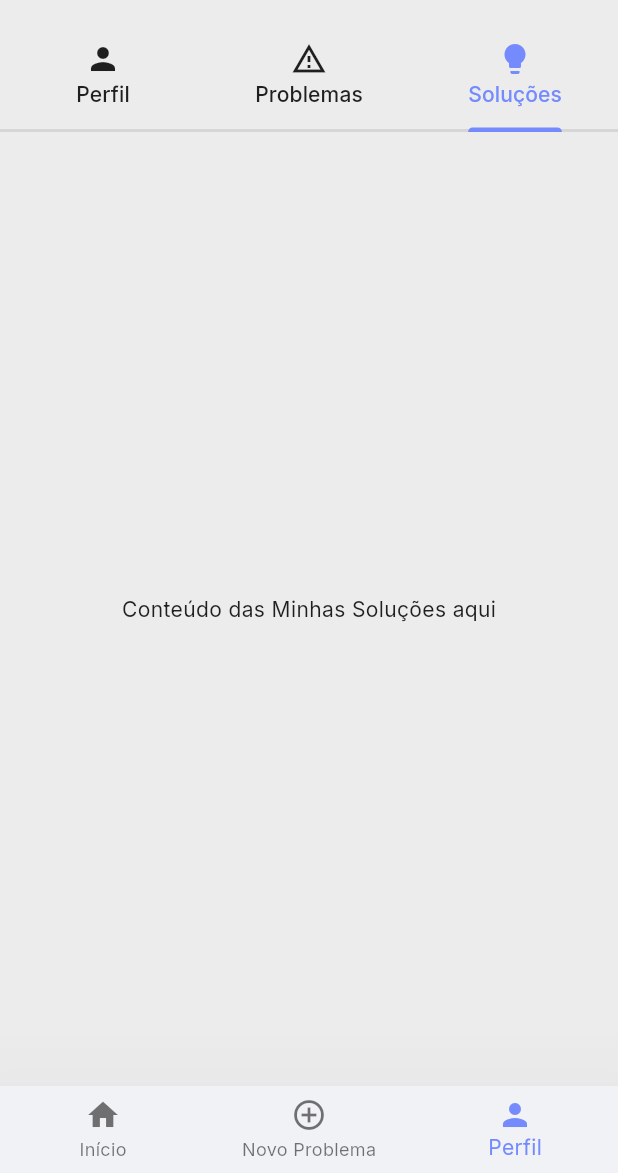
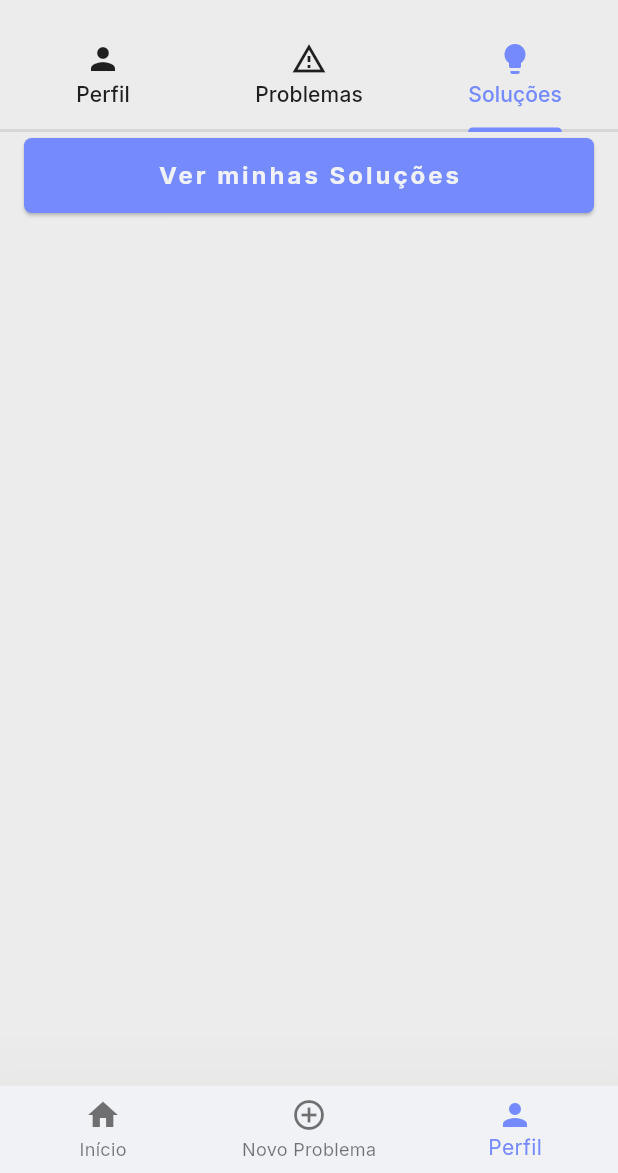
Before and after one commit to italomsilva/resolution_app, a Flutter app: the MyProfilePage screen opened by its route, tab 3 chosen, on a phone screen of 412 x 824 dp, the part 63-1236 px from its top. Run offline on Flutter 3.47's test engine with Material 3 defaults, Android fonts, the phone set to English and light mode, and no system bars; our stand-ins replace fl_chart, flutter_dotenv, go_router, google_fonts, shared_preferences; accounts and stored records are empty.

Commit message:
feat solution section

```diff
--- a/lib/app.dart
+++ b/lib/app.dart
@@ -5,6 +5,7 @@ import 'package:resolution_app/app_router.dart';
 import 'package:resolution_app/app_theme.dart';
 import 'package:resolution_app/presentation/auth/controllers/auth_controller.dart';
 import 'package:resolution_app/repositories/problem_repository.dart';
+import 'package:resolution_app/repositories/solution_repository.dart';
 import 'package:resolution_app/repositories/user_repository.dart';
 
 
@@ -29,6 +30,7 @@ class _AppState extends State<App> {
       providers: [
         Provider<UserRepository>(create: (_) => UserRepository()),
         Provider<ProblemRepository>(create: (_) => ProblemRepository()),
+        Provider<SolutionRepository>(create: (_) => SolutionRepository()),
         ChangeNotifierProvider<AuthController>(
           create: (context) => AuthController(
             Provider.of<UserRepository>(context, listen: false),
--- a/lib/app_router.dart
+++ b/lib/app_router.dart
@@ -14,6 +14,7 @@ import 'package:resolution_app/presentation/problems/pages/add_problem_page.dart
 import 'package:resolution_app/presentation/problems/pages/home_problems_page.dart';
 import 'package:resolution_app/presentation/splash/splash_screen.dart';
 import 'package:resolution_app/repositories/problem_repository.dart';
+import 'package:resolution_app/repositories/solution_repository.dart';
 import 'package:resolution_app/repositories/user_repository.dart';
 import 'package:shared_preferences/shared_preferences.dart';
 import 'package:provider/provider.dart';
@@ -122,6 +123,7 @@ class AppRouter {
                             context,
                             listen: false,
                           ),
+                          Provider.of<SolutionRepository>(context, listen: false),
                         );
                         controller.loadProfileData();
                         return controller;
--- a/lib/app_theme.dart
+++ b/lib/app_theme.dart
@@ -62,6 +62,7 @@ class AppTheme {
       shadowColor: const Color.fromARGB(57, 0, 0, 0),
       shape: RoundedRectangleBorder(borderRadius: BorderRadius.circular(12.0)),
     ),
+    dividerTheme: DividerThemeData(color: neutralColor, thickness: 2),
     inputDecorationTheme: InputDecorationTheme(
       enabledBorder: OutlineInputBorder(
         borderRadius: BorderRadius.circular(12.0),
--- /dev/null
+++ b/lib/dto/solution/get_my_solutions_response.dart
@@ -0,0 +1,51 @@
+class GetMySolutionsResponseDto {
+  final String id;
+  final String title;
+  final String description;
+  final bool approved;
+  final DateTime createdAt;
+  final String problemId;
+  final String problemTitle;
+  final int likes;
+  final int dislikes;
+
+  GetMySolutionsResponseDto({
+    required this.id,
+    required this.title,
+    required this.description,
+    required this.approved,
+    required this.createdAt,
+    required this.problemId,
+    required this.problemTitle,
+    required this.likes,
+    required this.dislikes,
+  });
+
+  factory GetMySolutionsResponseDto.fromJson(Map<String, dynamic> json) {
+    return GetMySolutionsResponseDto(
+      id: json['id'] as String,
+      title: json['title'] as String,
+      description: json['description'] as String,
+      approved: json['approved'] as bool,
+      createdAt: DateTime.parse(json['created_at'] as String),
+      problemId: json['problem_id'] as String,
+      problemTitle: json['problem_title'] as String,
+      likes: json['likes'] as int,
+      dislikes: json['dislikes'] as int,
+    );
+  }
+
+  Map<String, dynamic> toJson() {
+    return {
+      'id': id,
+      'title': title,
+      'description': description,
+      'approved': approved,
+      'created_at': createdAt.toIso8601String(),
+      'problem_id': problemId,
+      'problem_title': problemTitle,
+      'likes': likes,
+      'dislikes': dislikes,
+    };
+  }
+}
--- a/lib/mocks/get_home_problems_response.dart
+++ b/lib/mocks/get_home_problems_response.dart
@@ -1,4 +1,4 @@
-import 'package:resolution_app/dtos/problems/get_home_problems_response.dart';
+import 'package:resolution_app/dto/problem/get_home_problems_response.dart';
 import 'package:resolution_app/models/enums/problem_status.dart';
 
 List<GetHomeProblemsResponseDto> getMockHomeProblems() {
--- a/lib/models/problems.dart
+++ b/lib/models/problems.dart
@@ -42,54 +42,4 @@ class Problem {
       'user_id': userId,
     };
   }
-
-  Problem copyWith({
-    String? id,
-    String? title,
-    String? description,
-    String? location,
-    ProblemStatus? status,
-    DateTime? createdAt,
-    String? userId,
-  }) {
-    return Problem(
-      id: id ?? this.id,
-      title: title ?? this.title,
-      description: description ?? this.description,
-      location: location ?? this.location,
-      status: status ?? this.status,
-      createdAt: createdAt ?? this.createdAt,
-      userId: userId ?? this.userId,
-    );
-  }
-
-  @override
-  String toString() {
-    return 'Problem(id: $id, title: $title, description: $description, location: $location, status: ${status.value}, createdAt: $createdAt, userId: $userId)';
-  }
-
-  @override
-  bool operator ==(Object other) {
-    if (identical(this, other)) return true;
-
-    return other is Problem &&
-        other.id == id &&
-        other.title == title &&
-        other.description == description &&
-        other.location == location &&
-        other.status == status &&
-        other.createdAt == createdAt &&
-        other.userId == userId;
-  }
-
-  @override
-  int get hashCode {
-    return id.hashCode ^
-        title.hashCode ^
-        description.hashCode ^
-        location.hashCode ^
-        status.hashCode ^
-        createdAt.hashCode ^
-        userId.hashCode;
-  }
 }
--- /dev/null
+++ b/lib/models/solution.dart
@@ -0,0 +1,47 @@
+class Solution {
+  final String id;
+  final String title;
+  final String description;
+  final double estimatedCost;
+  final bool approved;
+  final DateTime createdAt;
+  final String problemId;
+  final String userId;
+
+  Solution({
+    required this.id,
+    required this.title,
+    required this.description,
+    required this.estimatedCost,
+    required this.approved,
+    required this.createdAt,
+    required this.problemId,
+    required this.userId,
+  });
+
+  factory Solution.fromJson(Map<String, dynamic> json) {
+    return Solution(
+      id: json['id'] as String,
+      title: json['title'] as String,
+      description: json['description'] as String,
+      estimatedCost: json['estimated_cost'] as double,
+      approved: json['approved'] as bool,
+      createdAt: json['created_at'] as DateTime,
+      problemId: json['problem_id'] as String,
+      userId: json['user_id'] as String,
+    );
+  }
+
+  Map<String, dynamic> toJson() {
+    return {
+      'id': id,
+      'title': title,
+      'description': description,
+      'estimated_cost': estimatedCost,
+      'approved': approved,
+      'created_at': createdAt,
+      'problem_id': problemId,
+      'user_id': userId,
+    };
+  }
+}
--- a/lib/presentation/auth/controllers/my_profile_controller.dart
+++ b/lib/presentation/auth/controllers/my_profile_controller.dart
@@ -1,21 +1,25 @@
 import 'package:flutter/material.dart';
+import 'package:resolution_app/dto/solution/get_my_solutions_response.dart';
 import 'package:resolution_app/mocks/problems_count.dart';
 import 'package:resolution_app/models/enums/profile_type.dart';
 import 'package:resolution_app/models/problems.dart';
 import 'package:resolution_app/models/user.dart';
 import 'package:resolution_app/presentation/auth/controllers/auth_controller.dart';
 import 'package:resolution_app/repositories/problem_repository.dart';
+import 'package:resolution_app/repositories/solution_repository.dart';
 import 'package:resolution_app/repositories/user_repository.dart';
 
 class MyProfileController extends ChangeNotifier {
   final AuthController _authController;
   final UserRepository _userRepository;
   final ProblemRepository _problemRepository;
+  final SolutionRepository _solutionRepository;
   final List<ProblemStatusChartData> dataProblem = getMockProblemChartData();
   MyProfileController(
     this._authController,
     this._userRepository,
     this._problemRepository,
+    this._solutionRepository,
   );
 
   User? _user;
@@ -27,6 +31,9 @@ class MyProfileController extends ChangeNotifier {
 
   List<Problem>? _problems;
   List<Problem>? get problems => _problems;
+
+  List<GetMySolutionsResponseDto>? _solutions;
+  List<GetMySolutionsResponseDto>? get solutions => _solutions;
 
   TextEditingController nameController = TextEditingController();
   TextEditingController documentController = TextEditingController();
@@ -68,6 +75,16 @@ class MyProfileController extends ChangeNotifier {
 
   bool _seeProblems = false;
   bool get seeProblems => _seeProblems;
+
+  bool _solutionsLoading = false;
+  bool get solutionsLoading => _solutionsLoading;
+  void setSolutionsLoading(value) {
+    _solutionsLoading = value;
+    notifyListeners();
+  }
+
+  bool _seeSolutions = false;
+  bool get seeSolutions => _seeSolutions;
 
   Future<User> loadProfileData() async {
     final user = await _authController.currentUser;
@@ -113,7 +130,20 @@ class MyProfileController extends ChangeNotifier {
     notifyListeners();
   }
 
+  void handleSeeSolutions() async {
+    setSolutionsLoading(true);
+    final List<GetMySolutionsResponseDto> solutions = await _solutionRepository
+        .fetchMySolutions();
+    _solutions = solutions;
+    notifyListeners();
+    setSolutionsLoading(false);
+    _seeSolutions = true;
+    notifyListeners();
+  }
+
   void deleteProblem() {}
 
-  void handleRefresh(int value){}
+  void deleteSolution() {}
+
+  void handleRefresh(int value) {}
 }
--- a/lib/presentation/auth/pages/my_profile_page.dart
+++ b/lib/presentation/auth/pages/my_profile_page.dart
@@ -2,8 +2,9 @@ import 'package:flutter/material.dart';
 import 'package:provider/provider.dart';
 import 'package:resolution_app/app_theme.dart';
 import 'package:resolution_app/presentation/auth/controllers/my_profile_controller.dart';
-import 'package:resolution_app/presentation/auth/widgets/my_problems_sectioon.dart';
+import 'package:resolution_app/presentation/auth/widgets/my_problems_section.dart';
 import 'package:resolution_app/presentation/auth/widgets/my_profile_section.dart';
+import 'package:resolution_app/presentation/auth/widgets/my_solutions_section.dart';
 
 class MyProfilePage extends StatefulWidget {
   const MyProfilePage({super.key});
@@ -59,7 +60,7 @@ class _MyProfilePageState extends State<MyProfilePage> {
                   children: const [
                     MyProfileSection(),
                     MyProblemsSection(),
-                    Center(child: Text("Conteúdo das Minhas Soluções aqui")),
+                    MySolutionsSection(),
                   ],
                 ),
               ),
--- a/lib/presentation/auth/widgets/my_profile_section.dart
+++ b/lib/presentation/auth/widgets/my_profile_section.dart
@@ -102,7 +102,9 @@ class _MyProfileSectionState extends State<MyProfileSection> {
                 SizedBox(height: 20),
                 MyFormButton(
                   text: "Salvar",
-                  onPressed: controller.handleSubmit,
+                  onPressed: controller.editMode
+                      ? controller.handleSubmit
+                      : null,
                   isLoading: controller.loadSubmit,
                 ),
               ],
--- /dev/null
+++ b/lib/presentation/auth/widgets/my_solutions_section.dart
@@ -0,0 +1,137 @@
+import 'package:flutter/material.dart';
+import 'package:provider/provider.dart';
+import 'package:resolution_app/app_theme.dart';
+import 'package:resolution_app/presentation/auth/controllers/my_profile_controller.dart';
+import 'package:resolution_app/presentation/commom_widgets/MyFormButton.dart';
+
+class MySolutionsSection extends StatefulWidget {
+  const MySolutionsSection({super.key});
+
+  @override
+  State<MySolutionsSection> createState() => _MySolutionsSectionState();
+}
+
+class _MySolutionsSectionState extends State<MySolutionsSection> {
+  @override
+  Widget build(BuildContext context) {
+    return Consumer<MyProfileController>(
+      builder: (context, controller, child) {
+        final theme = Theme.of(context);
+        return Padding(
+          padding: const EdgeInsets.symmetric(horizontal: 16, vertical: 4),
+          child: SingleChildScrollView(
+            child: Column(
+              children: [
+                controller.seeSolutions == false
+                    ? MyFormButton(
+                        text: "Ver minhas Soluções",
+                        onPressed: controller.handleSeeSolutions,
+                        isLoading: controller.solutionsLoading,
+                      )
+                    : const SizedBox(height: 0),
+                ListView.builder(
+                  shrinkWrap: true,
+                  physics: NeverScrollableScrollPhysics(),
+                  itemCount: controller.solutions?.length,
+                  itemBuilder: (context, index) {
+                    final solution = controller.solutions?[index];
+                    if (solution == null) return null;
+                    return Card(
+                      child: Padding(
+                        padding: const EdgeInsets.symmetric(
+                          horizontal: 16,
+                          vertical: 8,
+                        ),
+                        child: Column(
+                          children: [
+                            Row(
+                              mainAxisAlignment: MainAxisAlignment.spaceBetween,
+                              children: [
+                                Expanded(
+                                  child: Column(
+                                    crossAxisAlignment:
+                                        CrossAxisAlignment.start,
+                                    children: [
+                                      Text(
+                                        solution.problemTitle,
+                                        maxLines: 1,
+                                        overflow: TextOverflow.ellipsis,
+                                        style: theme.textTheme.bodySmall
+                                            ?.copyWith(
+                                              color: theme.primaryColorDark,
+                                            ),
+                                      ),
+                                      Text(
+                                        solution.title,
+                                        maxLines: 1,
+                                        overflow: TextOverflow.ellipsis,
+                                        style: theme.textTheme.titleMedium
+                                            ?.copyWith(
+                                              fontWeight: FontWeight.bold,
+                                            ),
+                                      ),
+                                    ],
+                                  ),
+                                ),
+                                (solution.approved == true
+                                    ? Icon(
+                                        Icons.verified,
+                                        color: theme.primaryColor,
+                                      )
+                                    : VerticalDivider()),
+                                IconButton(
+                                  onPressed: controller.deleteSolution,
+                                  icon: Icon(Icons.delete_forever),
+                                  color: theme.colorScheme.error,
+                                ),
+                              ],
+                            ),
+                            Text(
+                              solution.description,
+                              maxLines: 2,
+                              overflow: TextOverflow.ellipsis,
+                              style: theme.textTheme.bodyMedium,
+                            ),
+                            Row(
+                              mainAxisAlignment: MainAxisAlignment.spaceBetween,
+                              children: [
+                                Row(
+                                  crossAxisAlignment: CrossAxisAlignment.center,
+                                  children: [
+                                    Icon(
+                                      Icons.thumb_up_alt_outlined,
+                                      color: theme.primaryColor,
+                                    ),
+                                    SizedBox(width: 4),
+                                    Text(solution.likes.toString()),
+                                    SizedBox(height: 20, width: 24),
+                                    Icon(
+                                      Icons.thumb_down_alt_outlined,
+                                      color: theme.colorScheme.error,
+                                    ),
+                                    SizedBox(width: 4),
+                                    Text(solution.dislikes.toString()),
+                                  ],
+                                ),
+                                Text(
+                                  solution.createdAt.toLocal().toString().split(
+                                    ' ',
+                                  )[0],
+                                  style: theme.textTheme.bodySmall,
+                                ),
+                              ],
+                            ),
+                          ],
+                        ),
+                      ),
+                    );
+                  },
+                ),
+              ],
+            ),
+          ),
+        );
+      },
+    );
+  }
+}
--- a/lib/presentation/problems/controllers/home_problems_controller.dart
+++ b/lib/presentation/problems/controllers/home_problems_controller.dart
@@ -1,5 +1,5 @@
 import 'package:flutter/material.dart';
-import 'package:resolution_app/dtos/problems/get_home_problems_response.dart';
+import 'package:resolution_app/dto/problem/get_home_problems_response.dart';
 import 'package:resolution_app/repositories/problem_repository.dart';
 
 class HomeProblemsController extends ChangeNotifier {
--- a/lib/presentation/problems/pages/home_problems_page.dart
+++ b/lib/presentation/problems/pages/home_problems_page.dart
@@ -1,7 +1,7 @@
 import 'package:flutter/material.dart';
 import 'package:provider/provider.dart';
 import 'package:resolution_app/app_theme.dart';
-import 'package:resolution_app/dtos/problems/get_home_problems_response.dart';
+import 'package:resolution_app/dto/problem/get_home_problems_response.dart';
 import 'package:resolution_app/presentation/commom_widgets/my_container_problem_status.dart';
 import 'package:resolution_app/presentation/commom_widgets/my_error_widget.dart';
 import 'package:resolution_app/presentation/commom_widgets/my_loading_widget.dart';
--- a/lib/repositories/problem_repository.dart
+++ b/lib/repositories/problem_repository.dart
@@ -1,5 +1,5 @@
 import 'package:flutter_dotenv/flutter_dotenv.dart';
-import 'package:resolution_app/dtos/problems/get_home_problems_response.dart';
+import 'package:resolution_app/dto/problem/get_home_problems_response.dart';
 import 'package:resolution_app/mocks/get_home_problems_response.dart';
 import 'package:resolution_app/mocks/get_my_problems.dart';
 import 'package:resolution_app/models/problems.dart';
```
Also changed, not shown: lib/dto/problem/get_home_problems_response.dart (renamed from lib/dtos/problems/get_home_problems_response.dart, +0 -36 lines), lib/mocks/get_all_solutions.dart (added, +43 -0 lines), lib/mocks/get_my_solutions.dart (added, +246 -0 lines), lib/presentation/auth/widgets/my_problems_section.dart (renamed from lib/presentation/auth/widgets/my_problems_sectioon.dart, +9 -14 lines), lib/repositories/solution_repository.dart (added, +27 -0 lines).
